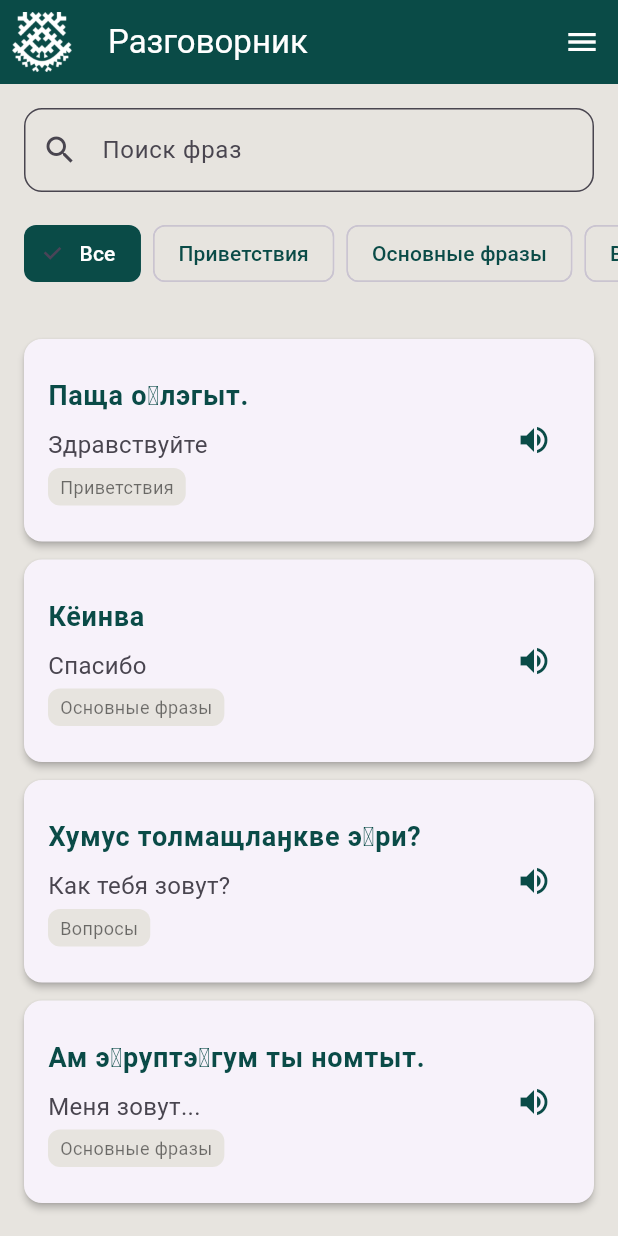
After one commit to CatherineLine/MansiLearning, a Flutter app: the PhrasebookPage screen opened directly, on a phone screen of 412 x 824 dp. The commit adds this screen. Run offline on Flutter 3.47's test engine with Material 3 defaults, Android fonts, the phone set to English and light mode, and no system bars; our stand-ins replace file_picker, flutter_tts, just_audio, sembast, share_plus, shared_preferences and 1 more; missing offline and left inert: audio_session; accounts and stored records are empty.

Commit message:
Пробуем сделать разговорник чеееееееееееек.

```diff
--- /dev/null
+++ b/lib/pages/phrasebook_page.dart
@@ -0,0 +1,196 @@
+import 'package:flutter/material.dart';
+import '../services/app_database.dart';
+import '../widgets/app_drawer.dart';
+
+class PhrasebookPage extends StatefulWidget {
+  const PhrasebookPage({super.key});
+
+  @override
+  State<PhrasebookPage> createState() => _PhrasebookPageState();
+}
+
+class _PhrasebookPageState extends State<PhrasebookPage> {
+  String _selectedCategory = 'Все';
+  final TextEditingController _searchController = TextEditingController();
+
+  // Временные категории (потом загрузим из БД)
+  final List<String> _categories = [
+    'Все',
+    'Приветствия',
+    'Основные фразы',
+    'Вопросы',
+    'Числа',
+    'Семья',
+    'Природа',
+    'Еда',
+    'Путешествия',
+  ];
+
+  @override
+  void dispose() {
+    _searchController.dispose();
+    super.dispose();
+  }
+
+  @override
+  Widget build(BuildContext context) {
+    return Scaffold(
+      appBar: AppBar(
+        leading: Padding(
+          padding: const EdgeInsets.all(8.0),
+          child: Image.asset("assets/images/logo.png"),
+        ),
+        title: const Text('Разговорник'),
+        backgroundColor: const Color(0xFF0A4B47),
+        foregroundColor: Colors.white,
+      ),
+      body: Column(
+        children: [
+          // Поиск
+          Padding(
+            padding: const EdgeInsets.all(16.0),
+            child: TextField(
+              controller: _searchController,
+              decoration: InputDecoration(
+                labelText: 'Поиск фраз',
+                prefixIcon: const Icon(Icons.search),
+                border: OutlineInputBorder(
+                  borderRadius: BorderRadius.circular(12),
+                ),
+                filled: true,
+                fillColor: const Color(0xFFE7E4DF),
+              ),
+              onChanged: (value) => setState(() {}),
+            ),
+          ),
+
+          // Категории (горизонтальная прокрутка)
+          SizedBox(
+            height: 50,
+            child: ListView.builder(
+              scrollDirection: Axis.horizontal,
+              padding: const EdgeInsets.symmetric(horizontal: 16),
+              itemCount: _categories.length,
+              itemBuilder: (context, index) {
+                final category = _categories[index];
+                final isSelected = category == _selectedCategory;
+                return Padding(
+                  padding: const EdgeInsets.only(right: 8),
+                  child: FilterChip(
+                    label: Text(category),
+                    selected: isSelected,
+                    onSelected: (selected) {
+                      setState(() => _selectedCategory = category);
+                    },
+                    backgroundColor: const Color(0xFFE7E4DF),
+                    selectedColor: const Color(0xFF0A4B47),
+                    labelStyle: TextStyle(
+                      color: isSelected ? Colors.white : const Color(0xFF0A4B47),
+                      fontWeight: FontWeight.w500,
+                    ),
+                  ),
+                );
+              },
+            ),
+          ),
+
+          const SizedBox(height: 16),
+
+          // Список фраз (заглушка)
+          Expanded(
+            child: _buildPhraseList(),
+          ),
+        ],
+      ),
+      endDrawer: const AppDrawer(activeSection: DrawerActiveSection.phrasebook),
+    );
+  }
+
+  Widget _buildPhraseList() {
+    // Временные данные (потом загрузим из БД)
+    final phrases = [
+      {'mansi': 'Паща о̄лэгыт.', 'russian': 'Здравствуйте', 'category': 'Приветствия'},
+      {'mansi': 'Кёинва', 'russian': 'Спасибо', 'category': 'Основные фразы'},
+      {'mansi': 'Хумус толмащлаӈкве э̄ри?', 'russian': 'Как тебя зовут?', 'category': 'Вопросы'},
+      {'mansi': 'Ам э̄руптэ̄гум ты номтыт.', 'russian': 'Меня зовут...', 'category': 'Основные фразы'},
+    ];
+
+    final filteredPhrases = phrases.where((phrase) {
+      final matchesCategory = _selectedCategory == 'Все' || phrase['category'] == _selectedCategory;
+      final matchesSearch = _searchController.text.isEmpty ||
+          phrase['mansi']!.toLowerCase().contains(_searchController.text.toLowerCase()) ||
+          phrase['russian']!.toLowerCase().contains(_searchController.text.toLowerCase());
+      return matchesCategory && matchesSearch;
+    }).toList();
+
+    if (filteredPhrases.isEmpty) {
+      return const Center(
+        child: Column(
+          mainAxisAlignment: MainAxisAlignment.center,
+          children: [
+            Icon(Icons.book_outlined, size: 64, color: Colors.grey),
+            SizedBox(height: 16),
+            Text('Фразы пока не добавлены', style: TextStyle(color: Colors.grey, fontSize: 16)),
+            SizedBox(height: 8),
+            Text('Раздел наполняется', style: TextStyle(color: Colors.grey)),
+          ],
+        ),
+      );
+    }
+
+    return ListView.builder(
+      padding: const EdgeInsets.all(16),
+      itemCount: filteredPhrases.length,
+      itemBuilder: (context, index) {
+        final phrase = filteredPhrases[index];
+        return Card(
+          margin: const EdgeInsets.only(bottom: 12),
+          elevation: 2,
+          shape: RoundedRectangleBorder(borderRadius: BorderRadius.circular(12)),
+          child: ListTile(
+            contentPadding: const EdgeInsets.all(16),
+            title: Text(
+              phrase['mansi']!,
+              style: const TextStyle(
+                fontSize: 18,
+                fontWeight: FontWeight.bold,
+                color: Color(0xFF0A4B47),
+              ),
+            ),
+            subtitle: Column(
+              crossAxisAlignment: CrossAxisAlignment.start,
+              children: [
+                const SizedBox(height: 8),
+                Text(
+                  phrase['russian']!,
+                  style: const TextStyle(fontSize: 16),
+                ),
+                const SizedBox(height: 4),
+                Container(
+                  padding: const EdgeInsets.symmetric(horizontal: 8, vertical: 4),
+                  decoration: BoxDecoration(
+                    color: const Color(0xFFE7E4DF),
+                    borderRadius: BorderRadius.circular(8),
+                  ),
+                  child: Text(
+                    phrase['category']!,
+                    style: const TextStyle(fontSize: 12, color: Colors.black54),
+                  ),
+                ),
+              ],
+            ),
+            trailing: IconButton(
+              icon: const Icon(Icons.volume_up, color: Color(0xFF0A4B47)),
+              onPressed: () {
+                // TODO: Добавить озвучивание
+                ScaffoldMessenger.of(context).showSnackBar(
+                  const SnackBar(content: Text('Озвучивание в разработке')),
+                );
+              },
+            ),
+          ),
+        );
+      },
+    );
+  }
+}
--- a/lib/widgets/app_drawer.dart
+++ b/lib/widgets/app_drawer.dart
@@ -1,9 +1,10 @@
 import 'package:flutter/material.dart';
+import '../pages/phrasebook_page.dart';
 import '../pages/translate_page.dart';
 import '../pages/main_menu_page.dart';
 import '../pages/translation_history_page.dart';
 
-enum DrawerActiveSection { translator, learning, history }
+enum DrawerActiveSection { translator, learning, history, phrasebook }
 
 class AppDrawer extends StatelessWidget {
   final DrawerActiveSection activeSection;
@@ -49,6 +50,14 @@ class AppDrawer extends StatelessWidget {
                 Navigator.push(context, MaterialPageRoute(builder: (context) => const TranslationHistoryPage()));
               },
             ),
+            const Divider(height: 1, thickness: 0.5, color: Colors.grey),
+            ListTile(
+              title: Text('Разговорник', style: TextStyle(fontSize: 20, color: _getColor(DrawerActiveSection.history))),
+              onTap: () {
+                Navigator.pop(context);
+                Navigator.push(context, MaterialPageRoute(builder: (context) => const PhrasebookPage()));
+              },
+            ),
           ],
         ),
       ),
```
